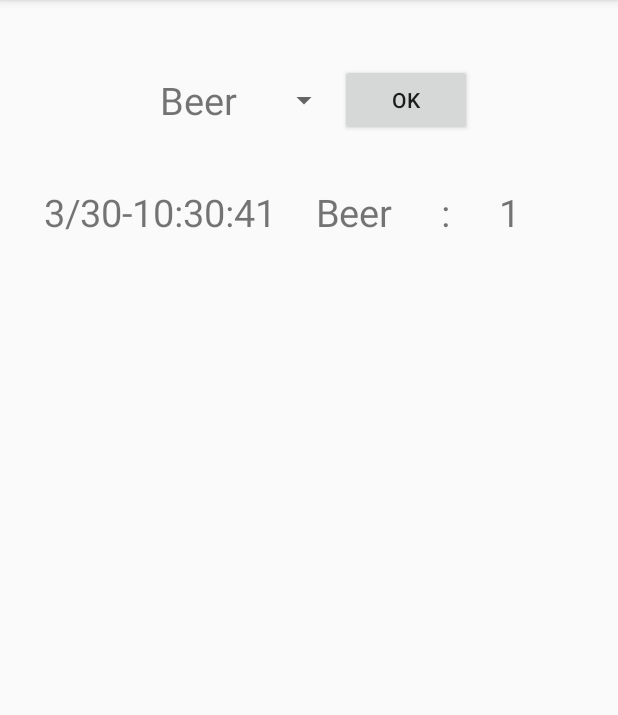
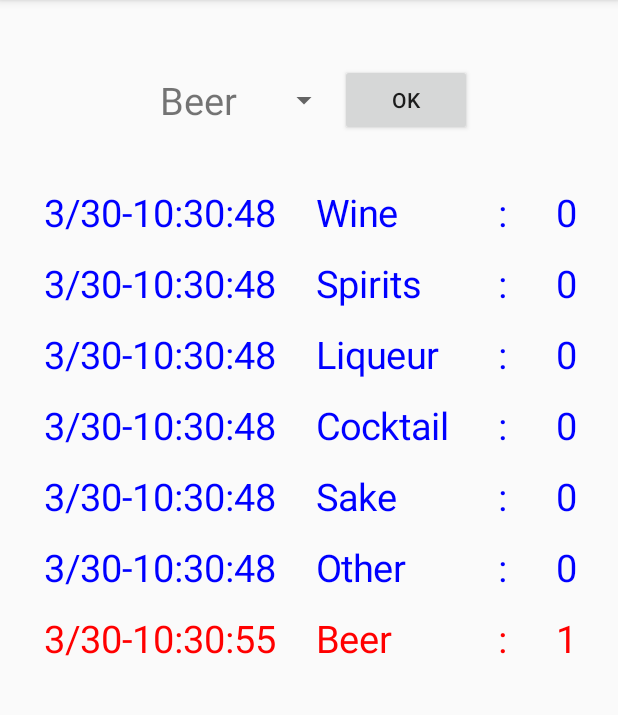
Before and after one commit to CORDEA/sake-meter, an Android app: the SakeMeterActivity screen opened directly, with no data from a screen before it, after a tap on "OK", on a phone screen of 412 x 824 dp, the part 84-799 px from its top. Run offline under Robolectric (Android 15) with nearby library versions, the phone set to English and light mode, and no system bars; 1 statement that could not run was skipped.

Commit message:
added some functions
1. calculate alcohol total
2. added alert dialog

```diff
--- a/app/src/main/java/jp/cordea/sakemeter/SakeMeterActivity.java
+++ b/app/src/main/java/jp/cordea/sakemeter/SakeMeterActivity.java
@@ -1,8 +1,8 @@
 package jp.cordea.sakemeter;
 
+import android.app.AlertDialog;
 import android.graphics.Color;
 import android.os.Bundle;
-import android.provider.CalendarContract;
 import android.support.v7.app.ActionBarActivity;
 import android.util.Log;
 import android.view.Menu;
@@ -15,12 +15,9 @@ import android.widget.TableLayout;
 import android.widget.TableRow;
 import android.widget.TextView;
 
-
 import java.util.Calendar;
-import java.util.GregorianCalendar;
 import java.util.HashMap;
 import java.util.Map;
-import java.util.TimeZone;
 
 /**
  * Copyright [2015] [Yoshihiro Tanaka]
@@ -41,7 +38,8 @@ import java.util.TimeZone;
  */
 
 public class SakeMeterActivity extends ActionBarActivity implements View.OnClickListener {
-    private static final String _LOG_TAG = "SakeMeterVerbose";
+    private static final    String _LOG_TAG     = "SakeMeterVerbose";
+    private static          int    acceptable   = 0;
 
     @Override
     protected void onCreate(Bundle savedInstanceState) {
@@ -49,6 +47,9 @@ public class SakeMeterActivity extends ActionBarActivity implements View.OnClick
         setContentView(R.layout.activity_sakemeter);
 
         addItems(general.sakeArray);
+        tableInitialize();
+
+        acceptable = convertHashMap(controlCache.readCache(true, getCacheDir(), "sakeMeter.limit.csv")).get("acceptable");
 
         final Button button = (Button) findViewById(R.id.sake_ok);
         button.setOnClickListener(this);
@@ -59,20 +60,34 @@ public class SakeMeterActivity extends ActionBarActivity implements View.OnClick
         Log.i(_LOG_TAG, "onclick");
         switch (view.getId()) {
             case R.id.sake_ok :
-                Spinner sakeSpinner = (Spinner)findViewById(R.id.sake_spinner);
-                String  sake        = sakeSpinner.getSelectedItem().toString();
-                addTableRow(sake, loopSake(sake));
+                Spinner sakeSpinner                 = (Spinner)findViewById(R.id.sake_spinner);
+                String  sake                        = sakeSpinner.getSelectedItem().toString();
+                HashMap<String, Integer> limitMap   = convertHashMap(controlCache.readCache(false, getCacheDir(), "sakeMeter.limit.csv"));
+
+                addTableRow(limitMap, sake, loopSake());
                 Log.i(_LOG_TAG, "sake_ok push");
             break;
         }
     }
 
-    private void addTableRow(String sake, int[] intArray) {
-        Log.i("addTableRow", getTime());
-        HashMap<String, Integer> hashMap = convertHashMap(controlCache.readCache(getCacheDir()));
+    private void tableInitialize() {
+        HashMap<String, Integer>    meterMap    = convertHashMap(controlCache.readCache(false, getCacheDir(), "sakeMeter.meter.csv"));
+        HashMap<String, Integer>    limitMap    = convertHashMap(controlCache.readCache(false, getCacheDir(), "sakeMeter.limit.csv"));
+        HashMap<String, int[]>      hashMap     = new HashMap<>();
+        int[] intArray = {-1, -1};
+        for (String sake : meterMap.keySet()) {
+            intArray[0] = meterMap.get(sake);
+            hashMap.put(sake, intArray);
+        }
+        for (String sake : meterMap.keySet()) addTableRow(limitMap, sake, hashMap);
+    }
 
-        int count = intArray[0];
-        int index = intArray[1];
+    private void addTableRow(HashMap<String, Integer> limitMap, String sake, HashMap<String, int[]> hashMap) {
+        Log.i("addTableRow", hashMap.toString());
+
+        int count = hashMap.get(sake)[0];
+        int index = hashMap.get(sake)[1];
+        for (String str : hashMap.keySet()) Log.i(_LOG_TAG, str + ": " + Integer.toString(hashMap.get(str)[1]));
 
         TableLayout tableLayout = (TableLayout)findViewById(R.id.sake_log);
 
@@ -94,25 +109,44 @@ public class SakeMeterActivity extends ActionBarActivity implements View.OnClick
         ++count;
         count_tv.setText(Integer.toString(count));
         if (hashMap.containsKey(sake)) {
-            int limit = hashMap.get(sake);
+            int limit = limitMap.get(sake);
             for (TextView tv : tvArray) {
-                if          (count == limit)    tv.setTextColor(Color.BLUE);
-                else if     (count >  limit)    tv.setTextColor(Color.RED);
-                if          (count > limit + 2) tv.setTextSize(25);
+                if          (count == limit)        tv.setTextColor(Color.BLUE);
+                else if     (count >  limit)        tv.setTextColor(Color.RED);
+                if          (count >  limit + 2)    tv.setTextSize(25);
             }
         }
+
+        int limit = 0;
+        for (String s : hashMap.keySet()) limit += hashMap.get(s)[0] * general.sakeMap().get(s);
+        if  (limit > acceptable) pushAlert(limit);
+
         TableRow tableRow           = new TableRow(this);
         TableRow.LayoutParams lp    = new TableRow.LayoutParams(TableRow.LayoutParams.WRAP_CONTENT);
         tableRow.setLayoutParams(lp);
 
         for (TextView tv : tvArray) tableRow.addView(tv);
+
         if (index != -1) tableLayout.removeViewAt(index);
         tableLayout.addView(tableRow);
     }
 
+    private void pushAlert(int limit) {
+        AlertDialog dialog = new AlertDialog.Builder(this)
+                .setTitle("WARNING")
+                .setMessage(
+                        "Registered limit: "    + Double.toString(acceptable / 10.0)    + " ml" + "\n" +
+                        "Current intake: "      + Double.toString(limit / 10.0)         + " ml"
+                )
+                .show();
+        // ref. http://stackoverflow.com/questions/6562924/changing-font-size-into-an-alertdialog
+        TextView textView = (TextView) dialog.findViewById(android.R.id.message);
+        textView.setTextSize(25);
+    }
+
     private String getTime() {
         Calendar c = Calendar.getInstance();
-        int[] times  = {c.get(Calendar.MONTH)+1, c.get(Calendar.DATE), c.get(Calendar.HOUR), c.get(Calendar.MINUTE), c.get(Calendar.SECOND)};
+        int[] times  = {c.get(Calendar.MONTH)+1, c.get(Calendar.DATE), c.get(Calendar.HOUR_OF_DAY), c.get(Calendar.MINUTE), c.get(Calendar.SECOND)};
         String time_str  = "";
         String delimiter;
         for (int i = 0; i < times.length; i++) {
@@ -134,25 +168,21 @@ public class SakeMeterActivity extends ActionBarActivity implements View.OnClick
         return convertHashMap;
     }
 
-    private int[] loopSake(String sake) {
-        TableLayout tl = (TableLayout)findViewById(R.id.sake_log);
-        int[] intArray  = {0, -1};
+    private HashMap<String, int[]> loopSake() {
+        HashMap<String, int[]> hashMap = new HashMap<>();
+        TableLayout tl = (TableLayout) findViewById(R.id.sake_log);
 
         int count = tl.getChildCount();
         for (int k = 0; k < count; k++) {
             TableRow tr = (TableRow) tl.getChildAt(k);
             // 1: sake name
-            TextView sake_tv = (TextView) tr.getChildAt(1);
-            if (sake == sake_tv.getText().toString()) {
-                // 3: count
-                TextView count_tv = (TextView) tr.getChildAt(3);
-                intArray[0] = Integer.parseInt(count_tv.getText().toString());
-                intArray[1] = k;
-                return intArray;
-            }
+            TextView sake_tv    = (TextView) tr.getChildAt(1);
+            TextView count_tv   = (TextView) tr.getChildAt(3);
+
+            int[] intArray = {Integer.parseInt(count_tv.getText().toString()), k};
+            hashMap.put(sake_tv.getText().toString(), intArray);
         }
-        Log.i(_LOG_TAG, Integer.toString(count));
-        return intArray;
+        return hashMap;
     }
 
     @Override
--- a/app/src/main/java/jp/cordea/sakemeter/controlCache.java
+++ b/app/src/main/java/jp/cordea/sakemeter/controlCache.java
@@ -14,40 +14,72 @@ import java.util.Map;
  * Created by CORDEA on 2015/03/29.
  */
 public class controlCache {
-    public static HashMap<String, String> readCache(File cacheDir) {
+    public static HashMap<String, String> readCache(boolean flag, File cacheDir, String fileName) {
         HashMap<String, String> hashMap = new HashMap<String, String>();
 
         try {
             //File cacheDir = getCacheDir();
-            File file = new File(cacheDir.getAbsolutePath(), "sakeMeter.csv");
-            FileInputStream fis = new FileInputStream(file);
-            StringBuilder builder = new StringBuilder();
+            File file               = new File(cacheDir.getAbsolutePath(), fileName);
+            FileInputStream fis     = new FileInputStream(file);
+            StringBuilder builder   = new StringBuilder();
 
             int content;
             try {
-                while ((content = fis.read()) != -1) {
-                    builder.append((char) content);
-                }
+                while ((content = fis.read()) != -1) builder.append((char) content);
 
                 String[] strArray = builder.toString().split(":");
+                if (flag) {
+                    hashMap.put("acceptable", strArray[strArray.length - 1]);
+                    return hashMap;
+                }
                 for (String str : strArray) {
-                    Log.i("readCache", str);
                     if (str.length() != 0) {
                         String[] kvArray = str.split(",");
-                        hashMap.put(kvArray[0], kvArray[1]);
+                        if      (kvArray.length == 2) hashMap.put(kvArray[0], kvArray[1]);
                     }
                 }
-                Log.i("readCache", hashMap.toString());
             } catch (IOException e) {
                 Log.i("readCache", e.toString());
             }
         } catch (FileNotFoundException e) {
-            SakeLimitActivity sla = new SakeLimitActivity();
-            return sla.writeCache(true);
+            return writeCache(true, cacheDir, fileName);
         }
-
         Log.i("readCache", "hashMap: " + hashMap.toString());
 
         return hashMap;
     }
+
+    public static HashMap<String, String> writeCache(boolean flag, File cacheDir, String fileName) {
+        HashMap<String, String> hashMap = new HashMap<String, String>();
+        String acceptable = "0";
+
+        int index = -1;
+        if (fileName.contains("limit")) index = 0;
+
+        if (flag) for (String str : general.sakeArray) hashMap.put(str, Integer.toString(index));
+        else {
+            SakeLimitActivity sla = new SakeLimitActivity();
+            hashMap = sla.readRowItems();
+            acceptable = sla.calcTolerance(hashMap).toString();
+        }
+
+        try {
+            File file = new File(cacheDir.getAbsolutePath(), fileName);
+            FileOutputStream fos = new FileOutputStream(file);
+            try {
+                if (!file.exists()) file.createNewFile();
+                for (Map.Entry<String, String> hm : hashMap.entrySet()) {
+                    String content = hm.getKey() + "," + hm.getValue().toString() + ":";
+                    byte[] contentInBytes = content.getBytes();
+                    fos.write(contentInBytes);
+                    fos.flush();
+                    Log.i("writeCache", content);
+                }
+                fos.write(acceptable.getBytes());
+                fos.flush();
+                fos.close();
+            } catch (IOException e) {}
+        } catch (FileNotFoundException e) {}
+        return hashMap;
+    }
 }
--- a/app/src/main/java/jp/cordea/sakemeter/general.java
+++ b/app/src/main/java/jp/cordea/sakemeter/general.java
@@ -1,4 +1,6 @@
 package jp.cordea.sakemeter;
+
+import java.util.HashMap;
 
 /**
  * Copyright [2015] [Yoshihiro Tanaka]
@@ -20,4 +22,10 @@ package jp.cordea.sakemeter;
 
 public class general {
     public static String[] sakeArray = {"Beer", "Sake", "Wine", "Cocktail", "Liqueur", "Spirits", "Other"};
+    public static HashMap<String, Integer> sakeMap() {
+        HashMap<String, Integer> hashMap = new HashMap<>();
+        int[] alcohol = {55, 150, 100, 150, 200, 400, 400};
+        for (int i = 0; i < sakeArray.length; i++) hashMap.put(sakeArray[i], alcohol[i]);
+        return hashMap;
+    }
 }
--- a/app/src/main/res/values/strings.xml
+++ b/app/src/main/res/values/strings.xml
@@ -4,6 +4,7 @@
     <string name="hello_world">Hello world!</string>
     <string name="action_settings">Settings</string>
     <string name="sake_limit">Register your limit</string>
+    <string name="sake_cost">View sake cost</string>
     <string name="limit_row1">Species</string>
     <string name="limit_row2">Your limit</string>
     <string name="limit_row3">Update your limit</string>
```
Also changed, not shown: app/src/main/AndroidManifest.xml (+5 -14 lines), app/src/main/java/jp/cordea/sakemeter/MainActivity.java (+7 -1 lines), app/src/main/java/jp/cordea/sakemeter/SakeCostActivity.java (added, +63 -0 lines), app/src/main/java/jp/cordea/sakemeter/SakeLimitActivity.java (+18 -50 lines), app/src/main/res/drawable/progress_bar.xml (added, +38 -0 lines), app/src/main/res/layout/activity_main.xml (+15 -2 lines), app/src/main/res/layout/activity_sakecost.xml (added, +45 -0 lines), app/src/main/res/values/styles.xml (+6 -1 lines).
